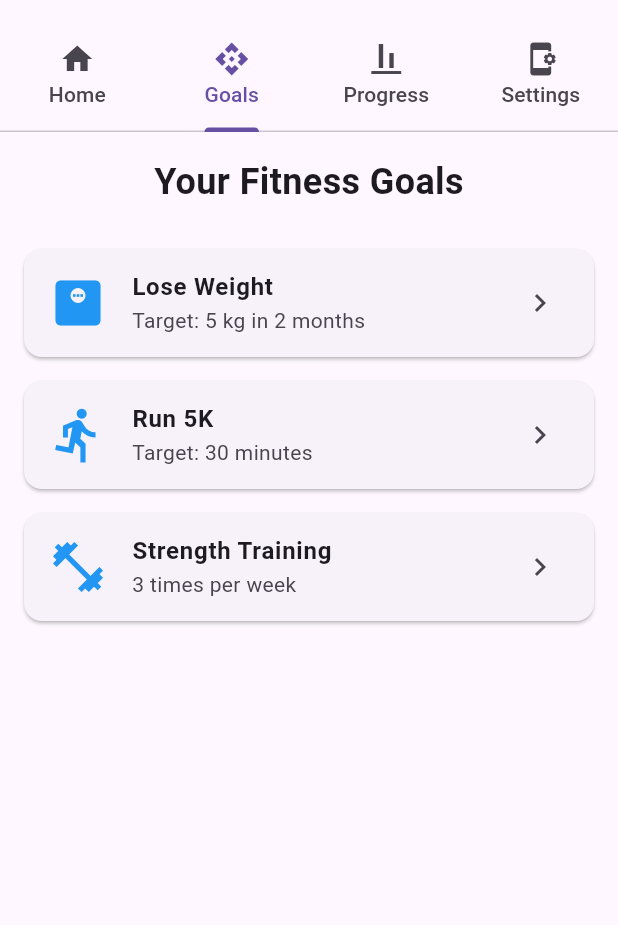
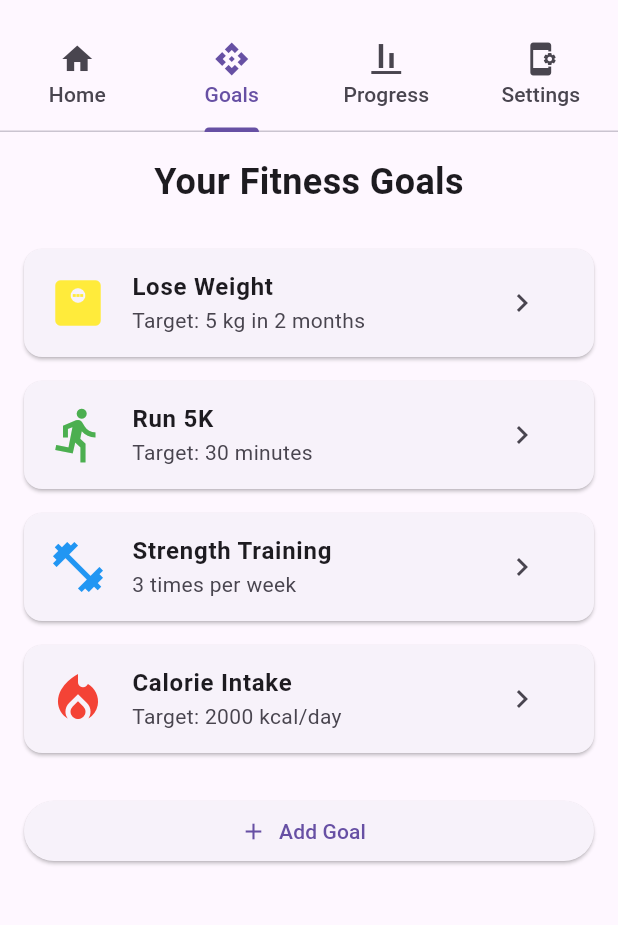
Before and after one commit to ADGLx/flutter_getfit, a Flutter app: the MyHomePage screen opened directly, tab 2 chosen, on a phone screen of 412 x 824 dp, the part 63-988 px from its top. Run offline on Flutter 3.47's test engine with Material 3 defaults, Android fonts, the phone set to English and light mode, and no system bars; our stand-ins replace syncfusion_flutter_charts.

Commit message:
[add] goals_tab.dart

```diff
--- a/lib/screens/goals_tab.dart
+++ b/lib/screens/goals_tab.dart
@@ -1,7 +1,121 @@
 import 'package:flutter/material.dart';
 
-class GoalsTab extends StatelessWidget {
+class GoalsTab extends StatefulWidget {
   const GoalsTab({super.key});
+
+  @override
+  State<GoalsTab> createState() => _GoalsTabState();
+}
+
+class _GoalsTabState extends State<GoalsTab> {
+  final List<Map<String, dynamic>> _goals = [
+    {
+      'title': 'Lose Weight',
+      'subtitle': 'Target: 5 kg in 2 months',
+      'icon': Icons.monitor_weight,
+      'color': Colors.yellow,
+    },
+    {
+      'title': 'Run 5K',
+      'subtitle': 'Target: 30 minutes',
+      'icon': Icons.directions_run,
+      'color': Colors.green,
+    },
+    {
+      'title': 'Strength Training',
+      'subtitle': '3 times per week',
+      'icon': Icons.fitness_center,
+      'color': Colors.blue, // default blue
+    },
+    {
+      'title': 'Calorie Intake',
+      'subtitle': 'Target: 2000 kcal/day',
+      'icon': Icons.local_fire_department,
+      'color': Colors.red,
+    },
+  ];
+
+  void _editGoal(BuildContext context, int index) {
+    final TextEditingController controller =
+        TextEditingController(text: _goals[index]['subtitle']);
+
+    showDialog(
+      context: context,
+      builder: (context) => AlertDialog(
+        title: Text('Edit "${_goals[index]['title']}" Goal'),
+        content: TextField(
+          controller: controller,
+          decoration: const InputDecoration(labelText: 'Target'),
+        ),
+        actions: [
+          TextButton(
+            onPressed: () => Navigator.pop(context),
+            child: const Text('Cancel'),
+          ),
+          ElevatedButton(
+            onPressed: () {
+              setState(() {
+                _goals[index]['subtitle'] = controller.text;
+              });
+              Navigator.pop(context);
+            },
+            child: const Text('Save'),
+          ),
+        ],
+      ),
+    );
+  }
+
+  void _addGoal(BuildContext context) {
+    final titleController = TextEditingController();
+    final subtitleController = TextEditingController();
+
+    showDialog(
+      context: context,
+      builder: (context) => AlertDialog(
+        title: const Text('Add New Goal'),
+        content: Column(
+          mainAxisSize: MainAxisSize.min,
+          children: [
+            TextField(
+              controller: titleController,
+              decoration: const InputDecoration(labelText: 'Goal Title'),
+            ),
+            TextField(
+              controller: subtitleController,
+              decoration: const InputDecoration(labelText: 'Goal Target'),
+            ),
+          ],
+        ),
+        actions: [
+          TextButton(
+            onPressed: () => Navigator.pop(context),
+            child: const Text('Cancel'),
+          ),
+          ElevatedButton(
+            onPressed: () {
+              final title = titleController.text.trim();
+              final subtitle = subtitleController.text.trim();
+
+              if (title.isNotEmpty && subtitle.isNotEmpty) {
+                setState(() {
+                  _goals.add({
+                    'title': title,
+                    'subtitle': subtitle,
+                    'icon': Icons.flag,
+                    'color': Colors.blueGrey,
+                  });
+                });
+              }
+
+              Navigator.pop(context);
+            },
+            child: const Text('Add'),
+          ),
+        ],
+      ),
+    );
+  }
 
   @override
   Widget build(BuildContext context) {
@@ -14,21 +128,43 @@ class GoalsTab extends StatelessWidget {
           textAlign: TextAlign.center,
         ),
         const SizedBox(height: 20),
-        _buildGoalCard('Lose Weight', 'Target: 5 kg in 2 months', Icons.monitor_weight),
-        _buildGoalCard('Run 5K', 'Target: 30 minutes', Icons.directions_run),
-        _buildGoalCard('Strength Training', '3 times per week', Icons.fitness_center),
+        ...List.generate(_goals.length, (index) {
+          final goal = _goals[index];
+          return _buildGoalCard(
+            title: goal['title'],
+            subtitle: goal['subtitle'],
+            icon: goal['icon'],
+            color: goal['color'],
+            onEdit: () => _editGoal(context, index),
+          );
+        }),
+        const SizedBox(height: 20),
+        ElevatedButton.icon(
+          onPressed: () => _addGoal(context),
+          icon: const Icon(Icons.add),
+          label: const Text('Add Goal'),
+        ),
       ],
     );
   }
 
-  Widget _buildGoalCard(String title, String subtitle, IconData icon) {
+  Widget _buildGoalCard({
+    required String title,
+    required String subtitle,
+    required IconData icon,
+    required Color color,
+    required VoidCallback onEdit,
+  }) {
     return Card(
       margin: const EdgeInsets.symmetric(vertical: 8),
       child: ListTile(
-        leading: Icon(icon, size: 40, color: Colors.blue),
+        leading: Icon(icon, size: 40, color: color),
         title: Text(title, style: const TextStyle(fontWeight: FontWeight.bold)),
         subtitle: Text(subtitle),
-        trailing: const Icon(Icons.chevron_right),
+        trailing: IconButton(
+          icon: const Icon(Icons.chevron_right),
+          onPressed: onEdit,
+        ),
       ),
     );
   }
```
